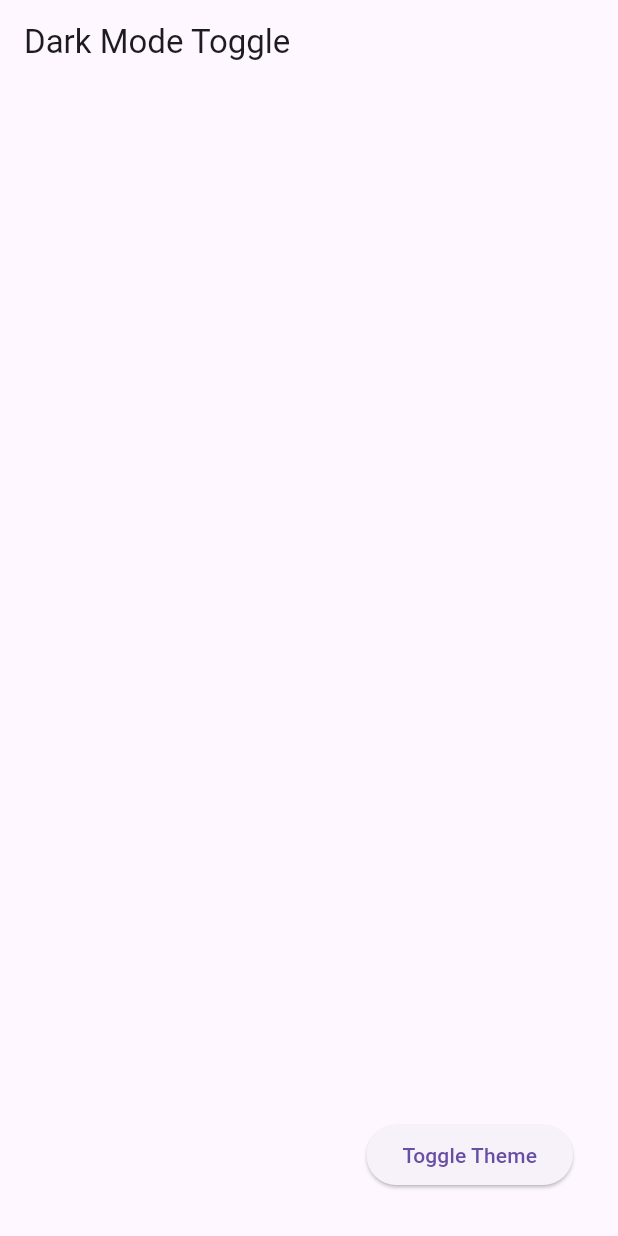
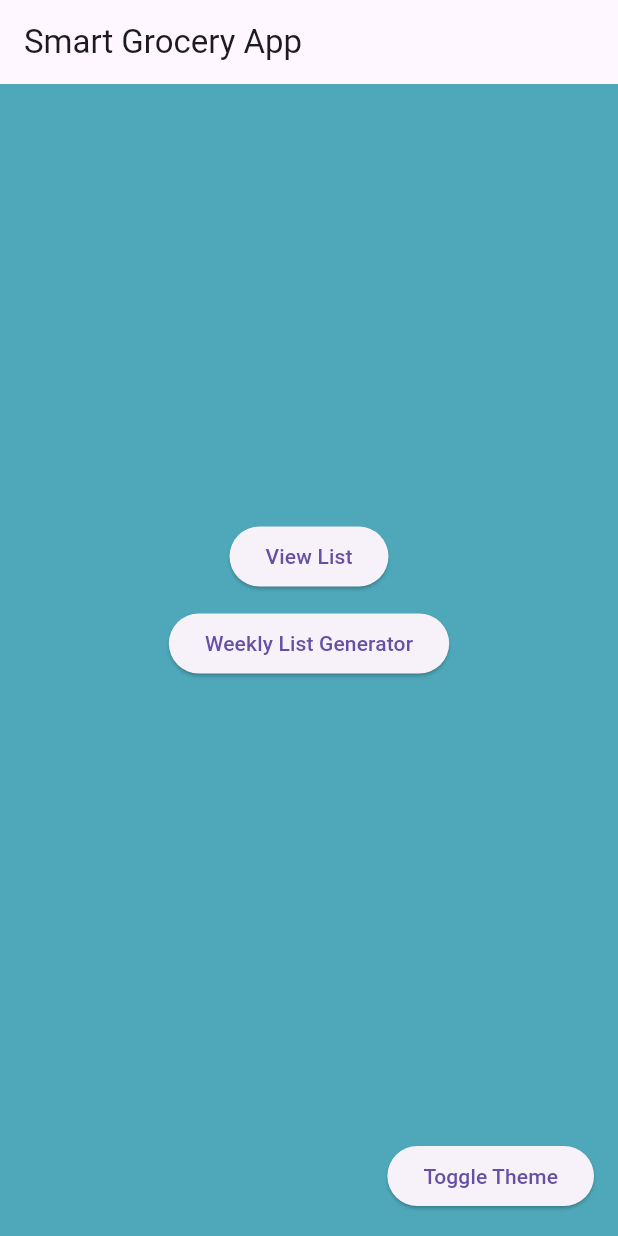
Before and after one commit to Mebibora/smart_grocery_list_app, a Flutter app: the screen it shows after launch, on a phone screen of 412 x 824 dp. Run offline on Flutter 3.47's test engine with Material 3 defaults, Android fonts, the light colour scheme and no system bars.

Commit message:
updated homescreen

```diff
--- a/pw1/lib/main.dart
+++ b/pw1/lib/main.dart
@@ -15,12 +15,13 @@
   final ThemeData lightTheme = ThemeData(
     primarySwatch: Colors.lightGreen,
     brightness: Brightness.light,
+    scaffoldBackgroundColor: const Color.fromARGB(255, 78, 168, 186),
   );
 
   final ThemeData darkTheme = ThemeData(
     primarySwatch: Colors.green,
     brightness: Brightness.dark,
-    scaffoldBackgroundColor: Colors.black,
+    scaffoldBackgroundColor: const Color.fromARGB(255, 40, 48, 104),
   );
 
   void _toggleTheme() {
@@ -49,19 +50,44 @@
   @override
   Widget build(BuildContext context) {
     return Scaffold(
-      appBar: AppBar(title: Text('Dark Mode Toggle')),
-      body: Stack(
+      appBar: AppBar(title: Text('Smart Grocery App')),
+      body: Center(
+        child: Column(
+          mainAxisAlignment: MainAxisAlignment.center,
+          children:[
+            Spacer(),
+
+            ElevatedButton(
+              onPressed: toggleTheme,
+              child: Text('View List')
+            ),
+
+            SizedBox(
+              height: 10,
+            ),
+
+            ElevatedButton(
+              onPressed: toggleTheme,
+              child: Text('Weekly List Generator')
+            ),
+
+            Spacer(),
+
+            Row(
+              mainAxisAlignment: MainAxisAlignment.end,
               children: [
-          Positioned(
-            bottom: 30,
-            right: 30,
+                Padding(
+                  padding: const EdgeInsets.all(16.0),
                   child: ElevatedButton(
                     onPressed: toggleTheme,
                     child: Text('Toggle Theme'),
                   ),
                 ),
+              ],
+            ),
           ]
         ),
+      )
     );
   }
 }
```
Lines whose indentation alone changed are shown as unchanged.
